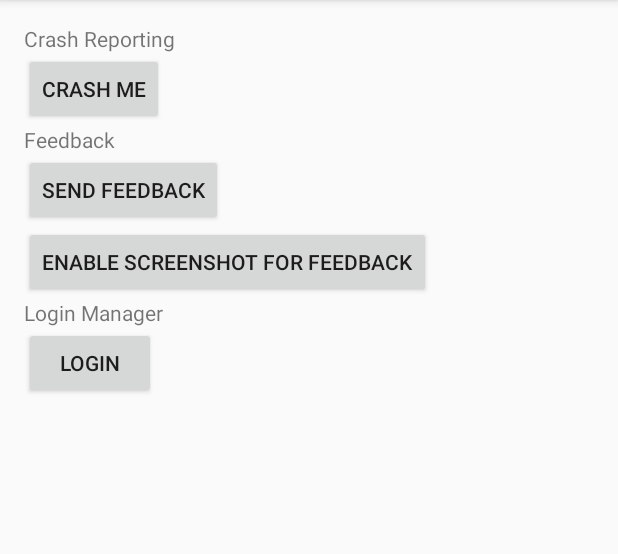
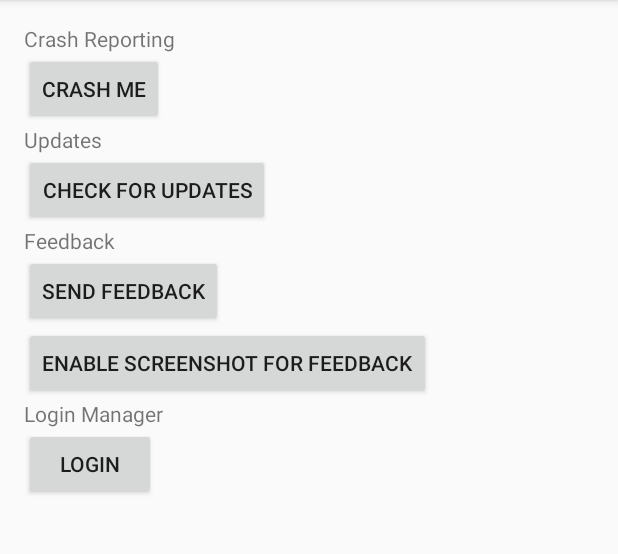
Before and after one commit to bitstadium/HockeySDK-AndroidDemo, an Android app: the screen it shows after launch (MainActivity), on a phone screen of 412 x 824 dp, the part 84-638 px from its top. Run offline under Robolectric (Android 15) with nearby library versions, the phone set to English and light mode, and no system bars; libraries missing offline, so code that uses them is left out: net.hockeyapp.android; 2 statements that could not run were skipped.

Commit message:
Update UI

```diff
--- a/src/main/java/net/hockeyapp/hockeysdksample/MainActivity.java
+++ b/src/main/java/net/hockeyapp/hockeysdksample/MainActivity.java
@@ -61,7 +61,17 @@ public class MainActivity extends AppCompatActivity {
             }
         });
 
-        // 2. Feedback, showing the feedback activity
+        // 2. Updates, check for updates
+
+        Button updateButton = (Button) findViewById(R.id.update_button);
+        updateButton.setOnClickListener(new View.OnClickListener() {
+            @Override
+            public void onClick(View v) {
+                checkForUpdates();
+            }
+        });
+
+        // 3. Feedback, showing the feedback activity
 
         Button feedbackButton = (Button) findViewById(R.id.feedback_button);
         feedbackButton.setOnClickListener(new View.OnClickListener() {
@@ -73,7 +83,7 @@ public class MainActivity extends AppCompatActivity {
 
         FeedbackManager.register(this);
 
-        // 3. Feedback, show Screenshot for Feedback action
+        // 4. Feedback, show Screenshot for Feedback action
 
         Button feedbackScreenshotButton = (Button) findViewById(R.id.button_feedback_screenshot);
         feedbackScreenshotButton.setOnClickListener(new View.OnClickListener() {
@@ -83,8 +93,6 @@ public class MainActivity extends AppCompatActivity {
             }
         });
 
-        // 4. Enable UpdateManager
-        checkForUpdates();
     }
 
     @Override
@@ -99,7 +107,6 @@ public class MainActivity extends AppCompatActivity {
     }
 
     private void checkForUpdates() {
-        // Remove this for store builds!
         UpdateManager.register(this);
     }
 
--- a/src/main/res/layout/activity_main.xml
+++ b/src/main/res/layout/activity_main.xml
@@ -21,6 +21,18 @@
         android:id="@+id/crash_button"
         android:text="@string/action_crash"
         />
+
+    <TextView
+        android:layout_width="wrap_content"
+        android:layout_height="wrap_content"
+        android:text="@string/section_update"
+        />
+
+    <Button
+        android:layout_width="wrap_content"
+        android:layout_height="wrap_content"
+        android:id="@+id/update_button"
+        android:text="@string/action_update" />
 
     <TextView
         android:layout_width="wrap_content"
--- a/src/main/res/values/strings.xml
+++ b/src/main/res/values/strings.xml
@@ -2,10 +2,12 @@
     <string name="app_name">HockeyApp Demo</string>
 
     <string name="section_crash_reporting">Crash Reporting</string>
+    <string name="section_update">Updates</string>
     <string name="section_feedback">Feedback</string>
     <string name="section_login">Login Manager</string>
 
     <string name="action_crash">Crash me</string>
+    <string name="action_update">Check for Updates</string>
     <string name="action_feedback">Send Feedback</string>
     <string name="action_feedback_screenshot">Enable Screenshot for Feedback</string>
     <string name="action_login">Login</string>
```
